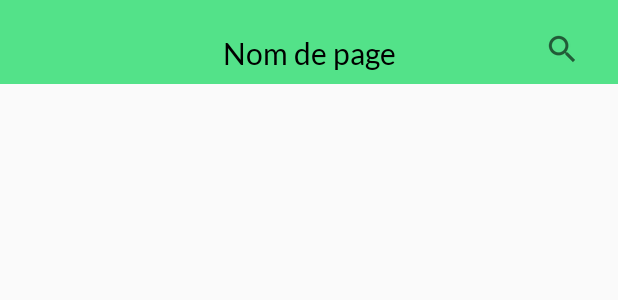
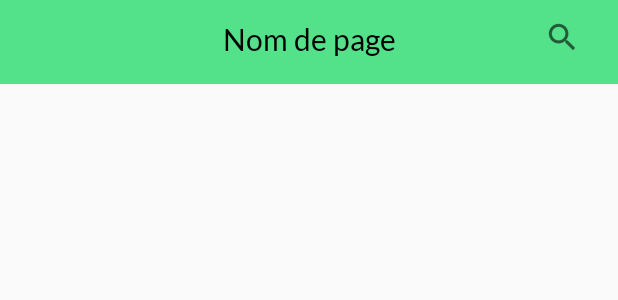
Before and after one commit to PierreBEGOUT/PFE_Giv-Eat, an Android app: the layout header.xml on its own in the app's theme, with its tools: preview values and no code run, on a phone screen of 412 x 824 dp. Shown: the top 300 px of the screen. Run offline under Robolectric (Android 15) with nearby library versions, the phone set to English and light mode, and no system bars.

Commit message:
modif header

```diff
--- a/app/src/main/res/layout/header.xml
+++ b/app/src/main/res/layout/header.xml
@@ -27,30 +27,33 @@
         android:layout_width="match_parent"
         android:layout_height="28dp"
         android:layout_marginBottom="8dp"
+        android:layout_marginTop="8dp"
         android:fontFamily="@font/lato"
         android:text="Nom de page"
         android:textAlignment="center"
         android:textColor="@android:color/black"
         android:textSize="20dp"
-        app:layout_constraintBottom_toBottomOf="parent"
+        app:layout_constraintBottom_toBottomOf="@+id/head"
         app:layout_constraintEnd_toEndOf="parent"
         app:layout_constraintHorizontal_bias="0.0"
         app:layout_constraintStart_toStartOf="parent"
-        app:layout_constraintTop_toTopOf="parent"
-        app:layout_constraintVertical_bias="0.03" />
+        app:layout_constraintTop_toTopOf="@+id/head" />
 
     <ImageButton
         android:id="@+id/search"
         android:layout_width="42dp"
         android:layout_height="33dp"
+        android:layout_marginBottom="8dp"
         android:layout_marginEnd="8dp"
         android:layout_marginStart="8dp"
-        android:layout_marginTop="16dp"
+        android:layout_marginTop="8dp"
         android:background="@color/vert"
+        app:layout_constraintBottom_toBottomOf="@+id/head"
         app:layout_constraintEnd_toEndOf="@+id/nompage"
         app:layout_constraintHorizontal_bias="0.975"
-        app:layout_constraintStart_toStartOf="parent"
-        app:layout_constraintTop_toTopOf="parent"
+        app:layout_constraintStart_toStartOf="@+id/nompage"
+        app:layout_constraintTop_toTopOf="@+id/head"
+        app:layout_constraintVertical_bias="0.0"
         app:srcCompat="?android:attr/actionModeWebSearchDrawable" />
 
 </android.support.constraint.ConstraintLayout>
```
